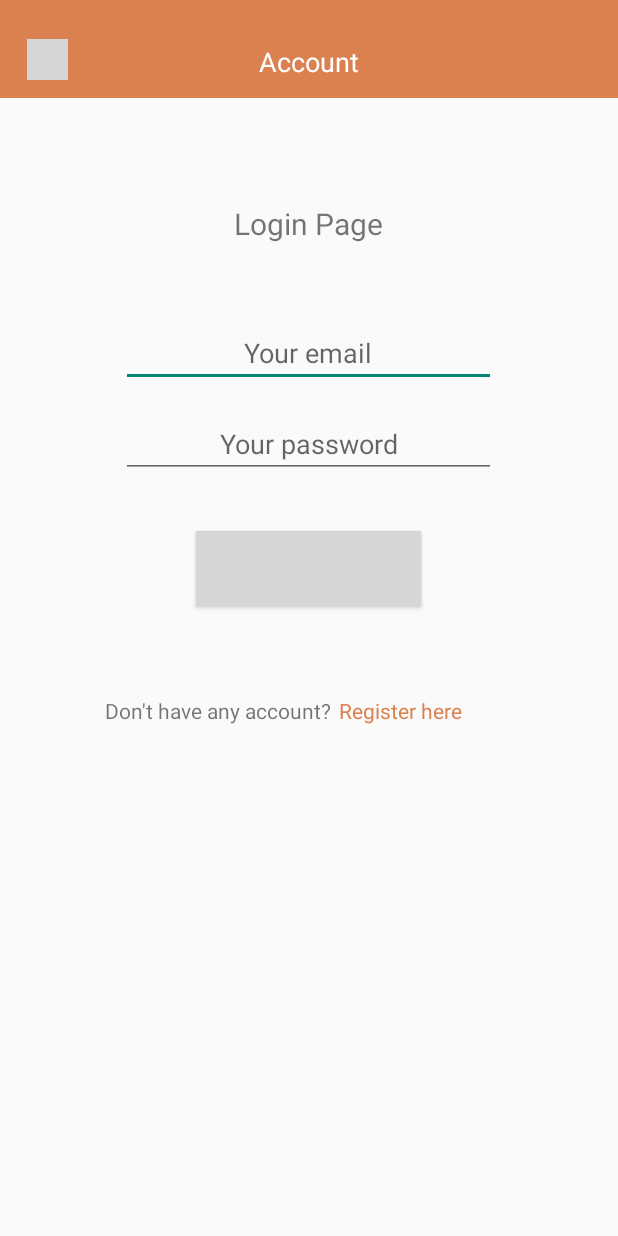
After one commit to NicoGufron/Specto, an Android app: the layout activity_account.xml on its own in the app's theme, with its tools: preview values and no code run, on a phone screen of 412 x 824 dp. The commit adds this screen. Run offline under Robolectric (Android 15) with nearby library versions, the phone set to English and light mode, and no system bars; grey boxes are pictures that could not be loaded.

Commit message:
Added new login/register, and speedometer update

```diff
--- /dev/null
+++ b/app/src/main/res/layout/activity_account.xml
@@ -0,0 +1,104 @@
+<?xml version="1.0" encoding="utf-8"?>
+<LinearLayout xmlns:android="http://schemas.android.com/apk/res/android"
+    xmlns:tools="http://schemas.android.com/tools"
+    android:layout_width="match_parent"
+    android:layout_height="match_parent"
+    tools:context=".activities.AccountActivity"
+    android:orientation="vertical">
+    <RelativeLayout
+        android:layout_width="match_parent"
+        android:layout_height="65dp"
+        android:background="@color/Orentua">
+
+        <TextView
+            android:layout_width="27dp"
+            android:layout_height="27dp"
+            android:layout_alignParentStart="true"
+            android:layout_alignParentLeft="true"
+            android:layout_alignParentBottom="true"
+            android:layout_marginStart="18dp"
+            android:layout_marginLeft="18dp"
+            android:layout_marginBottom="12dp"
+            android:background="@drawable/btn_back_arrow"
+            android:onClick="onBackArrowPressed" />
+
+        <TextView
+            android:layout_width="wrap_content"
+            android:layout_height="wrap_content"
+            android:layout_alignParentBottom="true"
+            android:layout_centerHorizontal="true"
+            android:layout_marginBottom="12dp"
+            android:text="Account"
+            android:textColor="@android:color/white"
+            android:textSize="18sp" />
+    </RelativeLayout>
+    <RelativeLayout
+        android:layout_width="match_parent"
+        android:layout_height="wrap_content"
+        >
+        <TextView
+            android:layout_width="wrap_content"
+            android:layout_height="wrap_content"
+            android:text="Login Page"
+            android:textSize="20sp"
+            android:layout_centerHorizontal="true"
+            android:gravity="center"
+            android:id="@+id/textRegister"
+            android:layout_marginTop="70dp"
+            android:layout_marginBottom="50dp"/>
+        <EditText
+            android:layout_width="250dp"
+            android:layout_height="wrap_content"
+            android:hint="Your email"
+            android:id="@+id/accountEmail"
+            android:layout_below="@id/textRegister"
+            android:inputType="textEmailAddress"
+            android:layout_centerHorizontal="true"
+            android:gravity="center"
+            android:layout_marginBottom="15dp"/>
+        <EditText
+            android:layout_width="250dp"
+            android:layout_height="wrap_content"
+            android:hint="Your password"
+            android:layout_below="@id/accountEmail"
+            android:inputType="textPassword"
+            android:id="@+id/password"
+            android:layout_centerHorizontal="true"
+            android:gravity="center"
+            android:layout_marginBottom="15dp"/>
+        <Button
+            android:layout_width="150dp"
+            android:layout_height="50dp"
+            android:background="@drawable/start_broadcast_bg"
+            android:layout_below="@id/password"
+            android:text="Login"
+            android:textAllCaps="false"
+            android:textColor="@color/Orentua"
+            android:layout_margin="20dp"
+            android:id="@+id/login"
+            android:layout_centerHorizontal="true"
+            android:onClick="Login"/>
+    </RelativeLayout>
+    <RelativeLayout
+        android:layout_width="match_parent"
+        android:layout_height="wrap_content"
+        android:layout_marginTop="40dp">
+        <TextView
+            android:layout_width="wrap_content"
+            android:layout_height="wrap_content"
+            android:text="Don't have any account?"
+            android:layout_gravity="center"
+            android:layout_marginLeft="70dp"
+            android:id="@+id/explain"/>
+        <TextView
+            android:layout_width="wrap_content"
+            android:layout_height="wrap_content"
+            android:text="Register here"
+            android:layout_marginLeft="5dp"
+            android:layout_gravity="center"
+            android:textColor="@color/Orentua"
+            android:layout_toRightOf="@id/explain"
+            android:id="@+id/register"
+            android:onClick="toRegister"/>
+    </RelativeLayout>
+</LinearLayout>
```
Also changed, not shown: app/src/main/res/layout/activity_live_room.xml (+48 -12 lines), app/src/main/res/layout/activity_register.xml (added, +106 -0 lines), app/src/main/res/layout/activity_settings.xml (+40 -8 lines).
